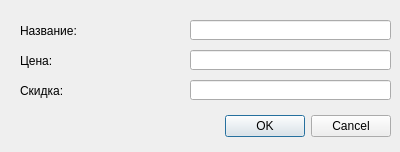
The window that shop/UI/AddItemDialog.ui (Gentlem4n72/Qt-project) describes before a commit, drawn with Qt 5.
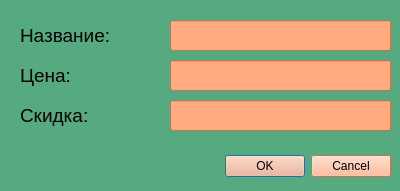
The same window after the commit. Icons and pictures are not drawn.

Patch:
```diff
--- a/shop/UI/AddItemDialog.ui
+++ b/shop/UI/AddItemDialog.ui
@@ -7,9 +7,451 @@
     <x>0</x>
     <y>0</y>
     <width>400</width>
-    <height>152</height>
+    <height>191</height>
    </rect>
   </property>
+  <property name="palette">
+   <palette>
+    <active>
+     <colorrole role="WindowText">
+      <brush brushstyle="SolidPattern">
+       <color alpha="255">
+        <red>0</red>
+        <green>0</green>
+        <blue>0</blue>
+       </color>
+      </brush>
+     </colorrole>
+     <colorrole role="Button">
+      <brush brushstyle="SolidPattern">
+       <color alpha="255">
+        <red>85</red>
+        <green>170</green>
+        <blue>127</blue>
+       </color>
+      </brush>
+     </colorrole>
+     <colorrole role="Light">
+      <brush brushstyle="SolidPattern">
+       <color alpha="255">
+        <red>127</red>
+        <green>255</green>
+        <blue>191</blue>
+       </color>
+      </brush>
+     </colorrole>
+     <colorrole role="Midlight">
+      <brush brushstyle="SolidPattern">
+       <color alpha="255">
+        <red>106</red>
+        <green>212</green>
+        <blue>159</blue>
+       </color>
+      </brush>
+     </colorrole>
+     <colorrole role="Dark">
+      <brush brushstyle="SolidPattern">
+       <color alpha="255">
+        <red>42</red>
+        <green>85</green>
+        <blue>64</blue>
+       </color>
+      </brush>
+     </colorrole>
+     <colorrole role="Mid">
+      <brush brushstyle="SolidPattern">
+       <color alpha="255">
+        <red>57</red>
+        <green>113</green>
+        <blue>85</blue>
+       </color>
+      </brush>
+     </colorrole>
+     <colorrole role="Text">
+      <brush brushstyle="SolidPattern">
+       <color alpha="255">
+        <red>0</red>
+        <green>0</green>
+        <blue>0</blue>
+       </color>
+      </brush>
+     </colorrole>
+     <colorrole role="BrightText">
+      <brush brushstyle="SolidPattern">
+       <color alpha="255">
+        <red>255</red>
+        <green>255</green>
+        <blue>255</blue>
+       </color>
+      </brush>
+     </colorrole>
+     <colorrole role="ButtonText">
+      <brush brushstyle="SolidPattern">
+       <color alpha="255">
+        <red>0</red>
+        <green>0</green>
+        <blue>0</blue>
+       </color>
+      </brush>
+     </colorrole>
+     <colorrole role="Base">
+      <brush brushstyle="SolidPattern">
+       <color alpha="255">
+        <red>255</red>
+        <green>255</green>
+        <blue>255</blue>
+       </color>
+      </brush>
+     </colorrole>
+     <colorrole role="Window">
+      <brush brushstyle="SolidPattern">
+       <color alpha="255">
+        <red>85</red>
+        <green>170</green>
+        <blue>127</blue>
+       </color>
+      </brush>
+     </colorrole>
+     <colorrole role="Shadow">
+      <brush brushstyle="SolidPattern">
+       <color alpha="255">
+        <red>0</red>
+        <green>0</green>
+        <blue>0</blue>
+       </color>
+      </brush>
+     </colorrole>
+     <colorrole role="AlternateBase">
+      <brush brushstyle="SolidPattern">
+       <color alpha="255">
+        <red>170</red>
+        <green>212</green>
+        <blue>191</blue>
+       </color>
+      </brush>
+     </colorrole>
+     <colorrole role="ToolTipBase">
+      <brush brushstyle="SolidPattern">
+       <color alpha="255">
+        <red>255</red>
+        <green>255</green>
+        <blue>220</blue>
+       </color>
+      </brush>
+     </colorrole>
+     <colorrole role="ToolTipText">
+      <brush brushstyle="SolidPattern">
+       <color alpha="255">
+        <red>0</red>
+        <green>0</green>
+        <blue>0</blue>
+       </color>
+      </brush>
+     </colorrole>
+     <colorrole role="PlaceholderText">
+      <brush brushstyle="SolidPattern">
+       <color alpha="128">
+        <red>0</red>
+        <green>0</green>
+        <blue>0</blue>
+       </color>
+      </brush>
+     </colorrole>
+    </active>
+    <inactive>
+     <colorrole role="WindowText">
+      <brush brushstyle="SolidPattern">
+       <color alpha="255">
+        <red>0</red>
+        <green>0</green>
+        <blue>0</blue>
+       </color>
+      </brush>
+     </colorrole>
+     <colorrole role="Button">
+      <brush brushstyle="SolidPattern">
+       <color alpha="255">
+        <red>85</red>
+        <green>170</green>
+        <blue>127</blue>
+       </color>
+      </brush>
+     </colorrole>
+     <colorrole role="Light">
+      <brush brushstyle="SolidPattern">
+       <color alpha="255">
+        <red>127</red>
+        <green>255</green>
+        <blue>191</blue>
+       </color>
+      </brush>
+     </colorrole>
+     <colorrole role="Midlight">
+      <brush brushstyle="SolidPattern">
+       <color alpha="255">
+        <red>106</red>
+        <green>212</green>
+        <blue>159</blue>
+       </color>
+      </brush>
+     </colorrole>
+     <colorrole role="Dark">
+      <brush brushstyle="SolidPattern">
+       <color alpha="255">
+        <red>42</red>
+        <green>85</green>
+        <blue>64</blue>
+       </color>
+      </brush>
+     </colorrole>
+     <colorrole role="Mid">
+      <brush brushstyle="SolidPattern">
+       <color alpha="255">
+        <red>57</red>
+        <green>113</green>
+        <blue>85</blue>
+       </color>
+      </brush>
+     </colorrole>
+     <colorrole role="Text">
+      <brush brushstyle="SolidPattern">
+       <color alpha="255">
+        <red>0</red>
+        <green>0</green>
+        <blue>0</blue>
+       </color>
+      </brush>
+     </colorrole>
+     <colorrole role="BrightText">
+      <brush brushstyle="SolidPattern">
+       <color alpha="255">
+        <red>255</red>
+        <green>255</green>
+        <blue>255</blue>
+       </color>
+      </brush>
+     </colorrole>
+     <colorrole role="ButtonText">
+      <brush brushstyle="SolidPattern">
+       <color alpha="255">
+        <red>0</red>
+        <green>0</green>
+        <blue>0</blue>
+       </color>
+      </brush>
+     </colorrole>
+     <colorrole role="Base">
+      <brush brushstyle="SolidPattern">
+       <color alpha="255">
+        <red>255</red>
+        <green>255</green>
+        <blue>255</blue>
+       </color>
+      </brush>
+     </colorrole>
+     <colorrole role="Window">
+      <brush brushstyle="SolidPattern">
+       <color alpha="255">
+        <red>85</red>
+        <green>170</green>
+        <blue>127</blue>
+       </color>
+      </brush>
+     </colorrole>
+     <colorrole role="Shadow">
+      <brush brushstyle="SolidPattern">
+       <color alpha="255">
+        <red>0</red>
+        <green>0</green>
+        <blue>0</blue>
+       </color>
+      </brush>
+     </colorrole>
+     <colorrole role="AlternateBase">
+      <brush brushstyle="SolidPattern">
+       <color alpha="255">
+        <red>170</red>
+        <green>212</green>
+        <blue>191</blue>
+       </color>
+      </brush>
+     </colorrole>
+     <colorrole role="ToolTipBase">
+      <brush brushstyle="SolidPattern">
+       <color alpha="255">
+        <red>255</red>
+        <green>255</green>
+        <blue>220</blue>
+       </color>
+      </brush>
+     </colorrole>
+     <colorrole role="ToolTipText">
+      <brush brushstyle="SolidPattern">
+       <color alpha="255">
+        <red>0</red>
+        <green>0</green>
+        <blue>0</blue>
+       </color>
+      </brush>
+     </colorrole>
+     <colorrole role="PlaceholderText">
+      <brush brushstyle="SolidPattern">
+       <color alpha="128">
+        <red>0</red>
+        <green>0</green>
+        <blue>0</blue>
+       </color>
+      </brush>
+     </colorrole>
+    </inactive>
+    <disabled>
+     <colorrole role="WindowText">
+      <brush brushstyle="SolidPattern">
+       <color alpha="255">
+        <red>42</red>
+        <green>85</green>
+        <blue>64</blue>
+       </color>
+      </brush>
+     </colorrole>
+     <colorrole role="Button">
+      <brush brushstyle="SolidPattern">
+       <color alpha="255">
+        <red>85</red>
+        <green>170</green>
+        <blue>127</blue>
+       </color>
+      </brush>
+     </colorrole>
+     <colorrole role="Light">
+      <brush brushstyle="SolidPattern">
+       <color alpha="255">
+        <red>127</red>
+        <green>255</green>
+        <blue>191</blue>
+       </color>
+      </brush>
+     </colorrole>
+     <colorrole role="Midlight">
+      <brush brushstyle="SolidPattern">
+       <color alpha="255">
+        <red>106</red>
+        <green>212</green>
+        <blue>159</blue>
+       </color>
+      </brush>
+     </colorrole>
+     <colorrole role="Dark">
+      <brush brushstyle="SolidPattern">
+       <color alpha="255">
+        <red>42</red>
+        <green>85</green>
+        <blue>64</blue>
+       </color>
+      </brush>
+     </colorrole>
+     <colorrole role="Mid">
+      <brush brushstyle="SolidPattern">
+       <color alpha="255">
+        <red>57</red>
+        <green>113</green>
+        <blue>85</blue>
+       </color>
+      </brush>
+     </colorrole>
+     <colorrole role="Text">
+      <brush brushstyle="SolidPattern">
+       <color alpha="255">
+        <red>42</red>
+        <green>85</green>
+        <blue>64</blue>
+       </color>
+      </brush>
+     </colorrole>
+     <colorrole role="BrightText">
+      <brush brushstyle="SolidPattern">
+       <color alpha="255">
+        <red>255</red>
+        <green>255</green>
+        <blue>255</blue>
+       </color>
+      </brush>
+     </colorrole>
+     <colorrole role="ButtonText">
+      <brush brushstyle="SolidPattern">
+       <color alpha="255">
+        <red>42</red>
+        <green>85</green>
+        <blue>64</blue>
+       </color>
+      </brush>
+     </colorrole>
+     <colorrole role="Base">
+      <brush brushstyle="SolidPattern">
+       <color alpha="255">
+        <red>85</red>
+        <green>170</green>
+        <blue>127</blue>
+       </color>
+      </brush>
+     </colorrole>
+     <colorrole role="Window">
+      <brush brushstyle="SolidPattern">
+       <color alpha="255">
+        <red>85</red>
+        <green>170</green>
+        <blue>127</blue>
+       </color>
+      </brush>
+     </colorrole>
+     <colorrole role="Shadow">
+      <brush brushstyle="SolidPattern">
+       <color alpha="255">
+        <red>0</red>
+        <green>0</green>
+        <blue>0</blue>
+       </color>
+      </brush>
+     </colorrole>
+     <colorrole role="AlternateBase">
+      <brush brushstyle="SolidPattern">
+       <color alpha="255">
+        <red>85</red>
+        <green>170</green>
+        <blue>127</blue>
+       </color>
+      </brush>
+     </colorrole>
+     <colorrole role="ToolTipBase">
+      <brush brushstyle="SolidPattern">
+       <color alpha="255">
+        <red>255</red>
+        <green>255</green>
+        <blue>220</blue>
+       </color>
+      </brush>
+     </colorrole>
+     <colorrole role="ToolTipText">
+      <brush brushstyle="SolidPattern">
+       <color alpha="255">
+        <red>0</red>
+        <green>0</green>
+        <blue>0</blue>
+       </color>
+      </brush>
+     </colorrole>
+     <colorrole role="PlaceholderText">
+      <brush brushstyle="SolidPattern">
+       <color alpha="128">
+        <red>0</red>
+        <green>0</green>
+        <blue>0</blue>
+       </color>
+      </brush>
+     </colorrole>
+    </disabled>
+   </palette>
+  </property>
   <property name="windowTitle">
    <string>Dialog</string>
   </property>
@@ -17,11 +459,24 @@
    <property name="geometry">
     <rect>
      <x>10</x>
-     <y>110</y>
+     <y>150</y>
      <width>381</width>
      <height>32</height>
     </rect>
    </property>
+   <property name="font">
+    <font>
+     <family>MS Shell Dlg 2</family>
+     <pointsize>14</pointsize>
+     <weight>50</weight>
+     <italic>false</italic>
+     <bold>false</bold>
+    </font>
+   </property>
+   <property name="styleSheet">
+    <string notr="true">background-color: rgb(255, 170, 127);
+font: 14pt &quot;MS Shell Dlg 2&quot;;</string>
+   </property>
    <property name="orientation">
     <enum>Qt::Horizontal</enum>
    </property>
@@ -34,10 +489,18 @@
     <rect>
      <x>20</x>
      <y>20</y>
-     <width>161</width>
-     <height>21</height>
+     <width>141</width>
+     <height>31</height>
     </rect>
    </property>
+   <property name="font">
+    <font>
+     <pointsize>14</pointsize>
+    </font>
+   </property>
+   <property name="styleSheet">
+    <string notr="true">selection-background-color: rgb(170, 170, 170);</string>
+   </property>
    <property name="text">
     <string>Название:</string>
    </property>
@@ -45,22 +508,39 @@
   <widget class="QLineEdit" name="nameLine">
    <property name="geometry">
     <rect>
-     <x>190</x>
+     <x>170</x>
      <y>20</y>
-     <width>201</width>
-     <height>20</height>
+     <width>221</width>
+     <height>31</height>
     </rect>
    </property>
+   <property name="font">
+    <font>
+     <pointsize>14</pointsize>
+    </font>
+   </property>
+   <property name="styleSheet">
+    <string notr="true">background-color: rgb(255, 170, 127);
+selection-background-color: rgb(170, 170, 170);</string>
+   </property>
   </widget>
   <widget class="QLabel" name="label_2">
    <property name="geometry">
     <rect>
      <x>20</x>
-     <y>50</y>
-     <width>161</width>
-     <height>21</height>
+     <y>60</y>
+     <width>141</width>
+     <height>31</height>
     </rect>
    </property>
+   <property name="font">
+    <font>
+     <pointsize>14</pointsize>
+    </font>
+   </property>
+   <property name="styleSheet">
+    <string notr="true">selection-background-color: rgb(170, 170, 170);</string>
+   </property>
    <property name="text">
     <string>Цена:</string>
    </property>
@@ -68,22 +548,39 @@
   <widget class="QLineEdit" name="priceLine">
    <property name="geometry">
     <rect>
-     <x>190</x>
-     <y>50</y>
-     <width>201</width>
-     <height>20</height>
+     <x>170</x>
+     <y>60</y>
+     <width>221</width>
+     <height>31</height>
     </rect>
    </property>
+   <property name="font">
+    <font>
+     <pointsize>14</pointsize>
+    </font>
+   </property>
+   <property name="styleSheet">
+    <string notr="true">background-color: rgb(255, 170, 127);
+selection-background-color: rgb(170, 170, 170);</string>
+   </property>
   </widget>
   <widget class="QLabel" name="label_3">
    <property name="geometry">
     <rect>
      <x>20</x>
-     <y>80</y>
-     <width>161</width>
-     <height>21</height>
+     <y>100</y>
+     <width>141</width>
+     <height>31</height>
     </rect>
    </property>
+   <property name="font">
+    <font>
+     <pointsize>14</pointsize>
+    </font>
+   </property>
+   <property name="styleSheet">
+    <string notr="true">selection-background-color: rgb(170, 170, 170);</string>
+   </property>
    <property name="text">
     <string>Скидка:</string>
    </property>
@@ -91,12 +588,16 @@
   <widget class="QLineEdit" name="discountLine">
    <property name="geometry">
     <rect>
-     <x>190</x>
-     <y>80</y>
-     <width>201</width>
-     <height>20</height>
+     <x>170</x>
+     <y>100</y>
+     <width>221</width>
+     <height>31</height>
     </rect>
    </property>
+   <property name="styleSheet">
+    <string notr="true">background-color: rgb(255, 170, 127);
+selection-background-color: rgb(170, 170, 170);</string>
+   </property>
   </widget>
  </widget>
  <resources/>
```
Left out of the diff: 4 changed lines with no effect on the pictures.
